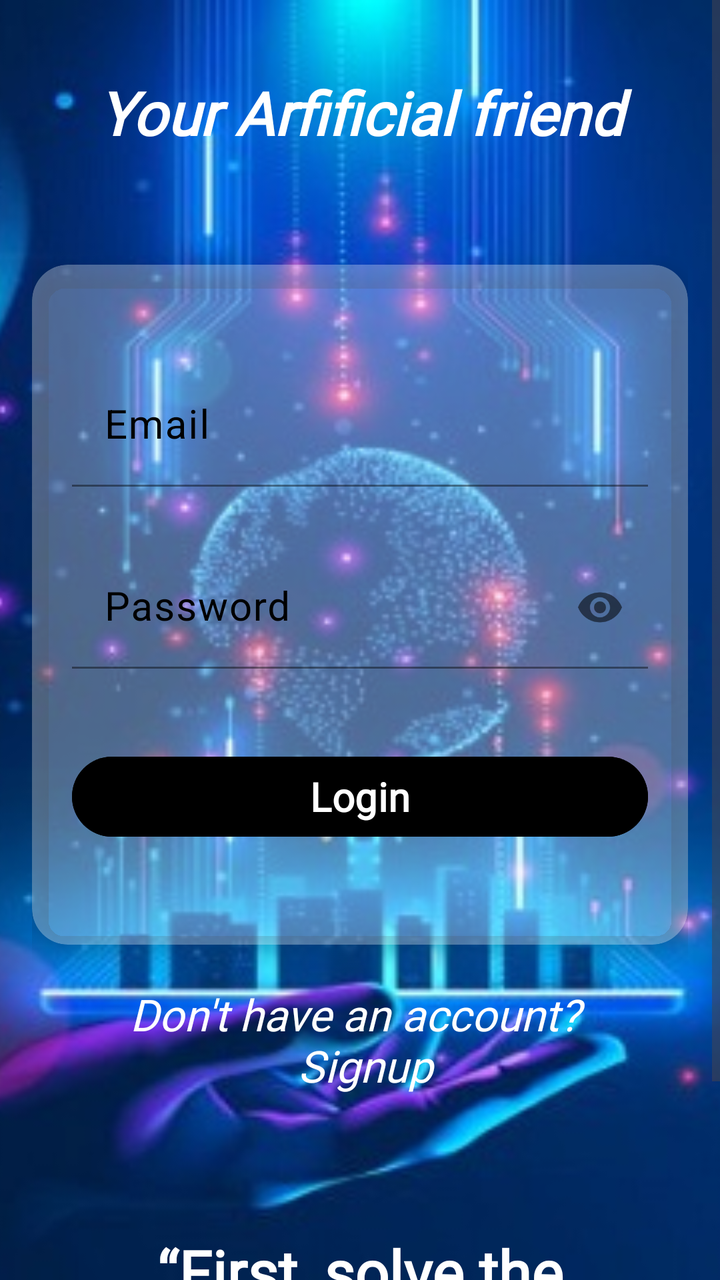
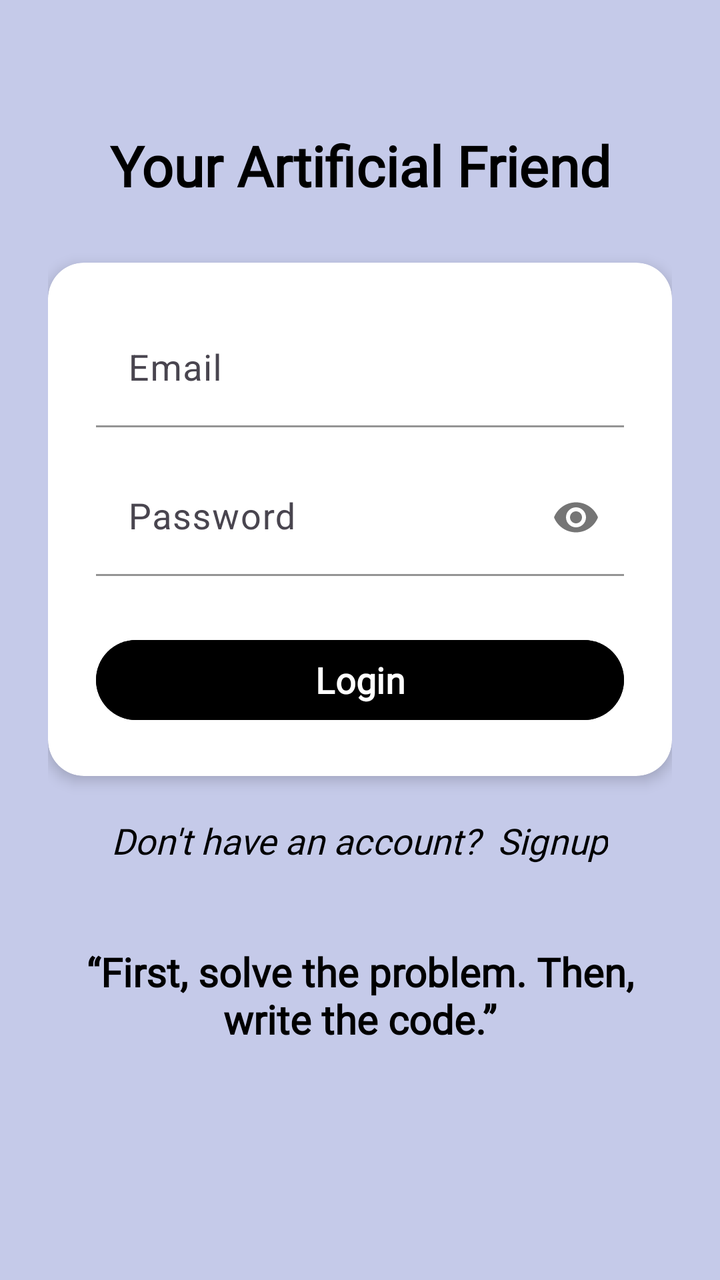

Two renders of the same Android screen: before a commit and after it. Below are the layout's source before the change and the commit's diff.
<!-- AndroidManifest.xml: application theme Theme.Demolition -->
<!-- res/layout/activity_login.xml -->
<?xml version="1.0" encoding="utf-8"?>
<FrameLayout xmlns:android="http://schemas.android.com/apk/res/android"
    xmlns:app="http://schemas.android.com/apk/res-auto"
    xmlns:tools="http://schemas.android.com/tools"
    android:layout_width="match_parent"
    android:layout_height="match_parent"
    tools:context=".Login">

    <ImageView
        android:id="@+id/backgroundImage"
        android:layout_width="match_parent"
        android:layout_height="match_parent"
        android:scaleType="centerCrop"
        android:src="@drawable/animatedai1" />

    <View
        android:layout_width="match_parent"
        android:layout_height="match_parent" />

    <ScrollView
        android:layout_width="match_parent"
        android:layout_height="wrap_content">

        <LinearLayout
            android:id="@+id/main"
            android:layout_width="match_parent"
            android:layout_height="match_parent"
            android:orientation="vertical"
            android:padding="16dp"
            android:gravity="center_horizontal">
            <TextView
                android:id="@+id/Header"
                android:layout_width="match_parent"
                android:layout_height="wrap_content"
                android:layout_marginTop="20dp"
                android:layout_marginBottom="16dp"
                android:text="Your Arfificial friend"
                android:gravity="center"
                android:textColor="@color/white"
                android:textSize="30sp"
                android:textStyle="bold|italic"
                android:fontFamily="@font/spacemono" />

            <androidx.cardview.widget.CardView
                android:id="@+id/cardView"
                android:layout_width="match_parent"
                android:layout_height="wrap_content"
                android:layout_marginTop="40dp"
                app:cardBackgroundColor="#4DFFFFFF"
                app:cardCornerRadius="18dp"
                app:cardElevation="6dp">

                <LinearLayout
                    android:layout_width="match_parent"
                    android:layout_height="wrap_content"
                    android:orientation="vertical"
                    android:padding="20dp">
                    <com.google.android.material.textfield.TextInputLayout
                        android:layout_width="match_parent"
                        android:layout_height="wrap_content"
                        android:layout_marginBottom="16dp"
                        android:hint="Email"
                        app:boxBackgroundMode="filled"
                        app:boxStrokeColor="#00D9FF"
                        app:boxStrokeWidth="1dp"
                        app:boxStrokeWidthFocused="2dp"
                        app:counterTextColor="@color/black"
                        app:hintTextColor="@color/black"
                        android:textColorHint="@color/black"
                        android:layout_marginVertical="30dp">

                        <com.google.android.material.textfield.TextInputEditText
                            android:id="@+id/editTextEmail"
                            android:layout_width="match_parent"
                            android:layout_height="wrap_content"
                            android:inputType="textEmailAddress"
                            android:textColor="#000000"
                            app:counterTextColor="@color/black"
                            app:hintTextColor="@color/black"
                            android:textSize="20sp"
                            android:backgroundTint="@android:color/transparent"
                            android:textColorHint="@color/black" />
                    </com.google.android.material.textfield.TextInputLayout>

                    <com.google.android.material.textfield.TextInputLayout
                        android:layout_width="match_parent"
                        android:layout_height="wrap_content"
                        android:layout_marginBottom="30dp"
                        android:hint="Password"
                        app:boxBackgroundMode="filled"
                        app:boxStrokeColor="#00D9FF"
                        app:boxStrokeWidth="1dp"
                        app:boxStrokeWidthFocused="2dp"
                        app:counterTextColor="@color/black"
                        app:hintTextColor="@color/black"
                        android:textColorHint="@color/black"
                        app:passwordToggleEnabled="true">

                        <com.google.android.material.textfield.TextInputEditText
                            android:id="@+id/editTextPassword"
                            android:layout_width="match_parent"
                            android:layout_height="wrap_content"
                            android:inputType="textPassword"
                            android:textColor="#000000"
                            app:counterTextColor="@color/black"
                            app:hintTextColor="@color/black"
                            android:textSize="20sp"
                            android:backgroundTint="@android:color/transparent"
                            android:textColorHint="@color/black" />
                    </com.google.android.material.textfield.TextInputLayout>

                    <Button
                        android:id="@+id/btnLogin"
                        android:layout_width="match_parent"
                        android:layout_height="wrap_content"
                        android:layout_marginTop="10dp"
                        android:backgroundTint="@color/black"
                        android:elevation="2dp"
                        android:fontFamily="@font/spacemono"
                        android:text="Login"
                        android:textColor="@color/white"
                        android:layout_marginBottom="30dp"
                        android:textSize="20sp"
                        android:textStyle="bold" />
                </LinearLayout>
            </androidx.cardview.widget.CardView>

            <TextView
                android:id="@+id/loginText"
                android:layout_width="match_parent"
                android:layout_height="wrap_content"
                android:layout_marginTop="20dp"
                android:layout_marginBottom="8dp"
                android:text="Don't have an account? \n Signup"
                android:gravity="center"
                android:textStyle="italic"
                android:textColor="@color/white"
                android:textSize="22sp"
                android:fontFamily="@font/spacemono" />

            <TextView
                android:id="@+id/footerText"
                android:layout_width="match_parent"
                android:layout_height="wrap_content"
                android:layout_marginTop="60dp"
                android:layout_marginBottom="16dp"
                android:text="“First, solve the problem. Then, write the code.” – John Johnson"
                android:gravity="center"
                android:textColor="@color/white"
                android:textSize="30sp"
                android:textStyle="bold"
                android:fontFamily="@font/spacemono" />
        </LinearLayout>

    </ScrollView>

</FrameLayout>
<!-- resources referenced by this layout -->
<resources>
  <color name="black">#FF000000</color>
  <color name="white">#FFFFFFFF</color>
  <!-- drawable animatedai1: jpg bitmap (drawable, 55624 bytes) -->
  <style name="Theme.Demolition" parent="Base.Theme.Demolition" />
  <style name="Base.Theme.Demolition" parent="Theme.Material3.DayNight.NoActionBar">
          
          
      </style>
</resources>

<!-- the commit's change to res/layout/activity_login.xml (unified diff, before → after) -->
@@ -4,70 +4,62 @@
     xmlns:tools="http://schemas.android.com/tools"
     android:layout_width="match_parent"
     android:layout_height="match_parent"
+    android:background="@color/ai_bubble_end"
     tools:context=".Login">
-
-    <ImageView
-        android:id="@+id/backgroundImage"
-        android:layout_width="match_parent"
-        android:layout_height="match_parent"
-        android:scaleType="centerCrop"
-        android:src="@drawable/animatedai1" />
-
-    <View
-        android:layout_width="match_parent"
-        android:layout_height="match_parent" />
 
     <ScrollView
         android:layout_width="match_parent"
-        android:layout_height="wrap_content">
+        android:layout_height="match_parent"
+        android:fillViewport="true">
 
         <LinearLayout
             android:id="@+id/main"
             android:layout_width="match_parent"
-            android:layout_height="match_parent"
+            android:layout_height="wrap_content"
             android:orientation="vertical"
-            android:padding="16dp"
-            android:gravity="center_horizontal">
+            android:gravity="center_horizontal"
+            android:padding="24dp">
+
+            
             <TextView
                 android:id="@+id/Header"
                 android:layout_width="match_parent"
                 android:layout_height="wrap_content"
-                android:layout_marginTop="20dp"
-                android:layout_marginBottom="16dp"
-                android:text="Your Arfificial friend"
+                android:layout_marginTop="40dp"
+                android:text="Your Artificial Friend"
                 android:gravity="center"
-                android:textColor="@color/white"
-                android:textSize="30sp"
-                android:textStyle="bold|italic"
+                android:textColor="@color/black"
+                android:textSize="28sp"
+                android:textStyle="bold"
                 android:fontFamily="@font/spacemono" />
 
+            
             <androidx.cardview.widget.CardView
                 android:id="@+id/cardView"
                 android:layout_width="match_parent"
                 android:layout_height="wrap_content"
-                android:layout_marginTop="40dp"
-                app:cardBackgroundColor="#4DFFFFFF"
+                android:layout_marginTop="30dp"
+                app:cardElevation="4dp"
                 app:cardCornerRadius="18dp"
-                app:cardElevation="6dp">
+                app:cardBackgroundColor="@color/white">
 
                 <LinearLayout
                     android:layout_width="match_parent"
                     android:layout_height="wrap_content"
                     android:orientation="vertical"
-                    android:padding="20dp">
+                    android:padding="24dp">
+
+                    
                     <com.google.android.material.textfield.TextInputLayout
                         android:layout_width="match_parent"
                         android:layout_height="wrap_content"
-                        android:layout_marginBottom="16dp"
                         android:hint="Email"
                         app:boxBackgroundMode="filled"
                         app:boxStrokeColor="#00D9FF"
                         app:boxStrokeWidth="1dp"
                         app:boxStrokeWidthFocused="2dp"
-                        app:counterTextColor="@color/black"
                         app:hintTextColor="@color/black"
-                        android:textColorHint="@color/black"
-                        android:layout_marginVertical="30dp">
+                        android:layout_marginBottom="16dp">
 
                         <com.google.android.material.textfield.TextInputEditText
                             android:id="@+id/editTextEmail"
@@ -75,26 +67,21 @@
                             android:layout_height="wrap_content"
                             android:inputType="textEmailAddress"
                             android:textColor="#000000"
-                            app:counterTextColor="@color/black"
-                            app:hintTextColor="@color/black"
-                            android:textSize="20sp"
-                            android:backgroundTint="@android:color/transparent"
-                            android:textColorHint="@color/black" />
+                            android:textSize="18sp"
+                            android:backgroundTint="@android:color/transparent" />
                     </com.google.android.material.textfield.TextInputLayout>
 
+                    
                     <com.google.android.material.textfield.TextInputLayout
                         android:layout_width="match_parent"
                         android:layout_height="wrap_content"
-                        android:layout_marginBottom="30dp"
                         android:hint="Password"
                         app:boxBackgroundMode="filled"
+                        app:passwordToggleEnabled="true"
+                        android:layout_marginBottom="16dp"
                         app:boxStrokeColor="#00D9FF"
                         app:boxStrokeWidth="1dp"
-                        app:boxStrokeWidthFocused="2dp"
-                        app:counterTextColor="@color/black"
-                        app:hintTextColor="@color/black"
-                        android:textColorHint="@color/black"
-                        app:passwordToggleEnabled="true">
+                        app:boxStrokeWidthFocused="2dp">
 
                         <com.google.android.material.textfield.TextInputEditText
                             android:id="@+id/editTextPassword"
@@ -102,56 +89,51 @@
                             android:layout_height="wrap_content"
                             android:inputType="textPassword"
                             android:textColor="#000000"
-                            app:counterTextColor="@color/black"
-                            app:hintTextColor="@color/black"
-                            android:textSize="20sp"
-                            android:backgroundTint="@android:color/transparent"
-                            android:textColorHint="@color/black" />
+                            android:textSize="18sp"
+                            android:backgroundTint="@android:color/transparent" />
                     </com.google.android.material.textfield.TextInputLayout>
 
+                    
                     <Button
                         android:id="@+id/btnLogin"
                         android:layout_width="match_parent"
                         android:layout_height="wrap_content"
-                        android:layout_marginTop="10dp"
+                        android:layout_marginTop="12dp"
                         android:backgroundTint="@color/black"
-                        android:elevation="2dp"
-                        android:fontFamily="@font/spacemono"
                         android:text="Login"
                         android:textColor="@color/white"
-                        android:layout_marginBottom="30dp"
-                        android:textSize="20sp"
-                        android:textStyle="bold" />
+                        android:textSize="18sp"
+                        android:textStyle="bold"
+                        android:fontFamily="@font/spacemono" />
                 </LinearLayout>
             </androidx.cardview.widget.CardView>
 
+            
             <TextView
                 android:id="@+id/loginText"
-                android:layout_width="match_parent"
+                android:layout_width="wrap_content"
                 android:layout_height="wrap_content"
                 android:layout_marginTop="20dp"
-                android:layout_marginBottom="8dp"
-                android:text="Don't have an account? \n Signup"
-                android:gravity="center"
+                android:text="Don't have an account?  Signup"
                 android:textStyle="italic"
-                android:textColor="@color/white"
-                android:textSize="22sp"
+                android:textColor="@color/black"
+                android:textSize="18sp"
                 android:fontFamily="@font/spacemono" />
 
+            
             <TextView
                 android:id="@+id/footerText"
                 android:layout_width="match_parent"
                 android:layout_height="wrap_content"
-                android:layout_marginTop="60dp"
-                android:layout_marginBottom="16dp"
-                android:text="“First, solve the problem. Then, write the code.” – John Johnson"
+                android:layout_marginTop="40dp"
+                android:text="“First, solve the problem. Then, write the code.”"
                 android:gravity="center"
-                android:textColor="@color/white"
-                android:textSize="30sp"
+                android:textColor="@color/black"
+                android:textSize="20sp"
                 android:textStyle="bold"
                 android:fontFamily="@font/spacemono" />
+
         </LinearLayout>
-
     </ScrollView>
 
 </FrameLayout>
<!-- resource entries referenced after the edit -->
@@ -1,8 +1,8 @@
 <!-- resources referenced by this layout -->
 <resources>
+  <color name="ai_bubble_end">#C5CAE9</color>
   <color name="black">#FF000000</color>
   <color name="white">#FFFFFFFF</color>
-  <!-- drawable animatedai1: jpg bitmap (drawable, 55624 bytes) -->
   <style name="Theme.Demolition" parent="Base.Theme.Demolition" />
   <style name="Base.Theme.Demolition" parent="Theme.Material3.DayNight.NoActionBar">
           
